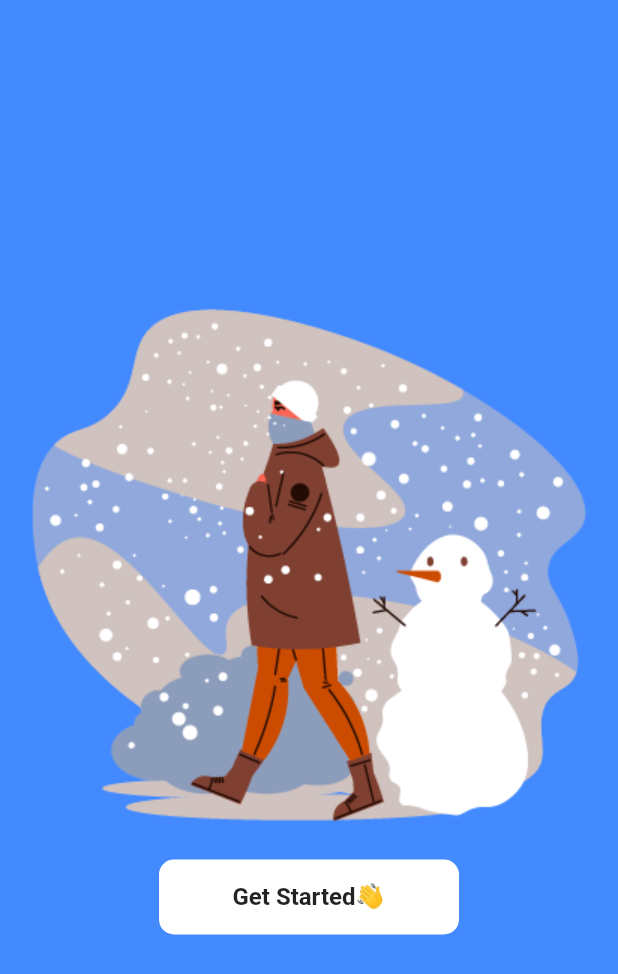
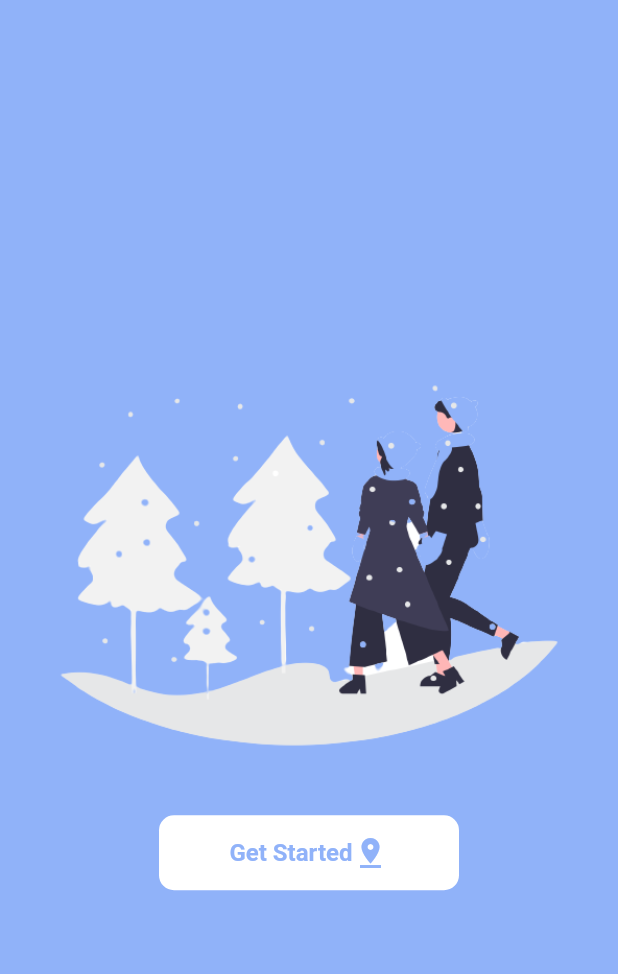
Before and after one commit to Atuoha/realtime_weather, a Flutter app: the screen it shows after launch, on a phone screen of 412 x 824 dp. Shown: the top 974 px of the screen. Run offline on Flutter 3.47's test engine with Material 2 defaults, Android fonts, the phone set to English and light mode, and no system bars.

Commit message:
get started screen adjustment and welcome screen for cities selection

```diff
--- a/lib/constants/constants.dart
+++ b/lib/constants/constants.dart
@@ -3,5 +3,5 @@ import 'package:flutter/material.dart';
 class Constants {
   static Color primaryColor = const Color(0xff90B2F9);
   static Color secondaryColor = const Color(0xff90B2F8);
-  static Color accentColor = Color.fromARGB(255, 174, 29, 18);
+  static Color accentColor = Colors.blueAccent;
 }
--- a/lib/main.dart
+++ b/lib/main.dart
@@ -1,5 +1,7 @@
 import 'package:flutter/material.dart';
+import 'package:weatherapp/providers/city.dart';
 import 'screens/screens.dart';
+import 'package:provider/provider.dart';
 
 void main() => runApp(const WeatherApp());
 
@@ -8,10 +10,17 @@ class WeatherApp extends StatelessWidget {
 
   @override
   Widget build(BuildContext context) {
-    return const MaterialApp(
-      debugShowCheckedModeBanner: false,
-      title: 'WeatherApp',
-      home: GetStarted(),
+    return  ChangeNotifierProvider(
+      create: (context)=> CityData(),
+      child: MaterialApp(
+        debugShowCheckedModeBanner: false,
+        title: 'WeatherApp',
+        home: const GetStarted(),
+        routes: {
+          HomeScreen.routeName: (context) => const HomeScreen(),
+          Welcome.routeName: (context) => const Welcome()
+        },
+      ),
     );
   }
 }
--- /dev/null
+++ b/lib/providers/city.dart
@@ -0,0 +1,126 @@
+import 'package:flutter/cupertino.dart';
+
+import '../models/city.dart';
+
+class CityData extends ChangeNotifier {
+  void toggleIsSelected(int id) {
+    var city = _citiesList.firstWhere((city) => city.id == id);
+    city.toggleSelected();
+    notifyListeners();
+  }
+
+  List cities() {
+    return [..._citiesList];
+  }
+
+  //List of Cities data
+  final List _citiesList = [
+    City(
+      id: 1,
+      isSelected: true,
+      city: 'Lagos',
+      country: 'Nigeria',
+      isDefault: true,
+    ),
+    City(
+      id: 2,
+      isSelected: false,
+      city: 'London',
+      country: 'United Kindgom',
+      isDefault: false,
+    ),
+    City(
+      id: 3,
+      isSelected: false,
+      city: 'Tokyo',
+      country: 'Japan',
+      isDefault: false,
+    ),
+    City(
+      id: 4,
+      isSelected: false,
+      city: 'Delhi',
+      country: 'India',
+      isDefault: false,
+    ),
+    City(
+      id: 5,
+      isSelected: false,
+      city: 'Beijing',
+      country: 'China',
+      isDefault: false,
+    ),
+    City(
+      id: 6,
+      isSelected: false,
+      city: 'Paris',
+      country: 'Paris',
+      isDefault: false,
+    ),
+    City(
+      id: 7,
+      isSelected: false,
+      city: 'Rome',
+      country: 'Italy',
+      isDefault: false,
+    ),
+    City(
+        id: 8,
+        isSelected: false,
+        city: 'Amsterdam',
+        country: 'Netherlands',
+        isDefault: false),
+    City(
+        id: 9,
+        isSelected: false,
+        city: 'Barcelona',
+        country: 'Spain',
+        isDefault: false),
+    City(
+        id: 10,
+        isSelected: false,
+        city: 'Miami',
+        country: 'United States',
+        isDefault: false),
+    City(
+        id: 11,
+        isSelected: false,
+        city: 'Vienna',
+        country: 'Austria',
+        isDefault: false),
+    City(
+        id: 12,
+        isSelected: false,
+        city: 'Berlin',
+        country: 'Germany',
+        isDefault: false),
+    City(
+        id: 13,
+        isSelected: false,
+        city: 'Toronto',
+        country: 'Canada',
+        isDefault: false),
+    City(
+        id: 14,
+        isSelected: false,
+        city: 'Brussels',
+        country: 'Belgium',
+        isDefault: false),
+    City(
+      id: 15,
+      isSelected: false,
+      city: 'Nairobi',
+      country: 'Kenya',
+      isDefault: false,
+    ),
+  ];
+
+  List getDefaultCities() {
+    return _citiesList.where((city) => city.isDefault == false).toList();
+  }
+
+  //Get the selected cities
+  List getSelectedCities() {
+    return _citiesList.where((city) => city.isSelected == true).toList();
+  }
+}
--- a/lib/screens/get_started.dart
+++ b/lib/screens/get_started.dart
@@ -1,5 +1,7 @@
 import 'package:flutter/material.dart';
 import 'package:flutter/services.dart';
+import '../constants/constants.dart';
+import 'welcome.dart';
 
 class GetStarted extends StatelessWidget {
   const GetStarted({Key? key}) : super(key: key);
@@ -15,32 +17,45 @@ class GetStarted extends StatelessWidget {
       body: Container(
         alignment: Alignment.center,
         constraints: const BoxConstraints.expand(),
-        color: Colors.blueAccent,
+        color: Constants.primaryColor,
         child: Center(
           child: Column(
             crossAxisAlignment: CrossAxisAlignment.center,
             mainAxisAlignment: MainAxisAlignment.center,
             children: [
-              Padding(
-                padding: const EdgeInsets.all(5.0),
-                child: Image.asset(
-                  'assets/images/get-started.png',
-                ),
+              Image.asset(
+                'assets/images/started.png',
               ),
               const SizedBox(height: 20),
-              Container(
+              GestureDetector(
+                onTap: () => Navigator.of(
+                  context,
+                ).pushNamed(
+                  Welcome.routeName,
+                ),
+                child: Container(
                   height: 50,
                   width: 200,
                   decoration: BoxDecoration(
                     color: Colors.white,
                     borderRadius: BorderRadius.circular(10),
                   ),
-                child: const Center(
-                  child: Text(
-                    'Get Started👋',
+                  child:  Center(
+                    child: Wrap(
+                      crossAxisAlignment: WrapCrossAlignment.center,
+                      children: [Text(
+                        'Get Started',
                         style: TextStyle(
                           fontSize: 16,
+                          color:Constants.primaryColor,
                           fontWeight: FontWeight.bold,
+                        ),
+                      ),
+                       Icon(
+                Icons.pin_drop,
+                color: Constants.primaryColor,
+              ),
+                      ]
                     ),
                   ),
                 ),
--- a/lib/screens/screens.dart
+++ b/lib/screens/screens.dart
@@ -1,2 +1,3 @@
 export 'home_screen.dart';
 export 'get_started.dart';
+export 'welcome.dart';
--- a/pubspec.yaml
+++ b/pubspec.yaml
@@ -1,5 +1,5 @@
 name: weatherapp
-description: A new Flutter project.
+description: Weather App Flutter Project.
 
 # The following line prevents the package from being accidentally published to
 # pub.dev using `flutter pub publish`. This is preferred for private packages.
@@ -34,6 +34,7 @@ dependencies:
   # The following adds the Cupertino Icons font to your application.
   # Use with the CupertinoIcons class for iOS style icons.
   cupertino_icons: ^1.0.2
+  provider: ^6.0.3
 
 dev_dependencies:
   flutter_test:
```
Also changed, not shown: lib/models/city.dart (+14 -87 lines), lib/screens/home_screen.dart (+8 -1 lines), lib/screens/welcome.dart (added, +113 -0 lines), assets/images/get-started.png (deleted), assets/images/started.png (added), pubspec.lock. Lines whose indentation alone changed are shown as unchanged.
